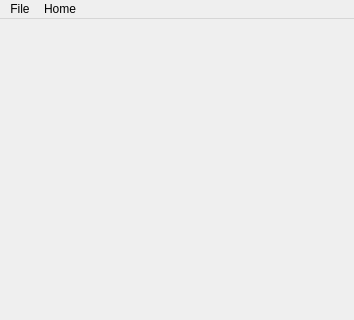
The window that pxlart/mainwindow.ui (starwarsnerd77/PixelArtQtApp) describes before a commit, drawn with Qt 5; both pictures show x 0 to 354 and y 0 to 320 of the 354 by 600 pixel window.
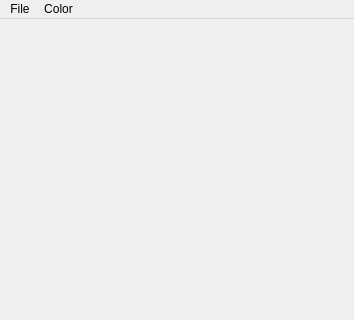
The same window after the commit.

```diff
--- a/pxlart/mainwindow.ui
+++ b/pxlart/mainwindow.ui
@@ -31,7 +31,7 @@
    </widget>
    <widget class="QMenu" name="menuHome">
     <property name="title">
-     <string>Home</string>
+     <string>Color</string>
     </property>
     <addaction name="actionColor"/>
     <addaction name="actionHerro"/>
```
Left out of the diff: 26 changed lines with no effect on the pictures.
